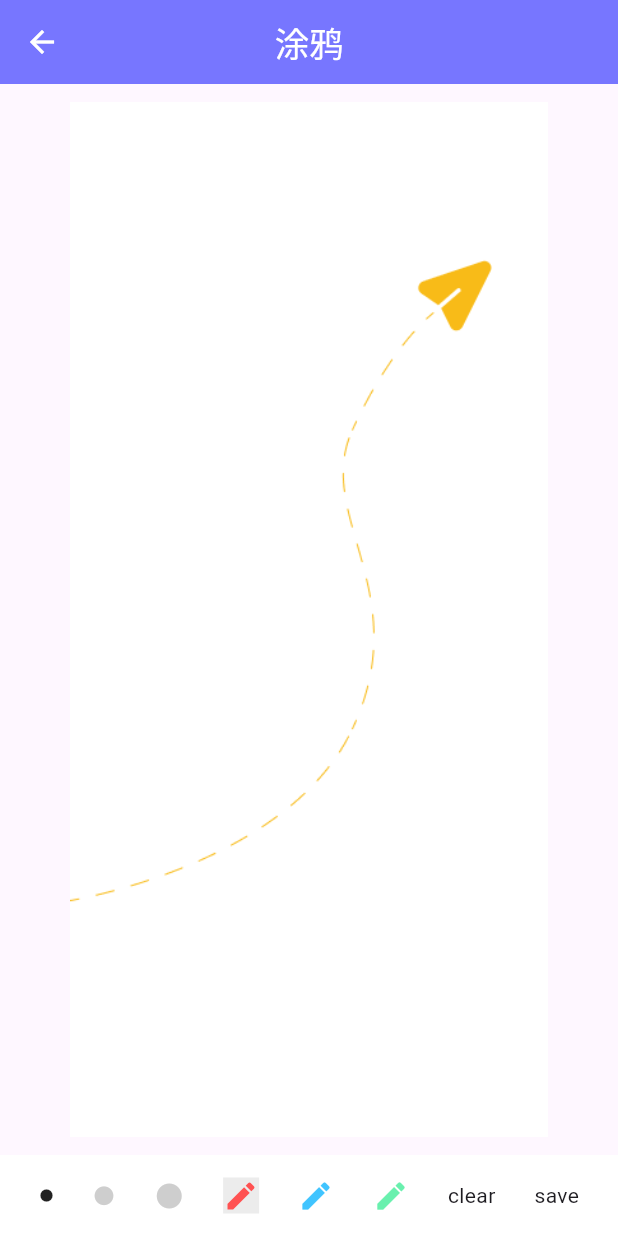
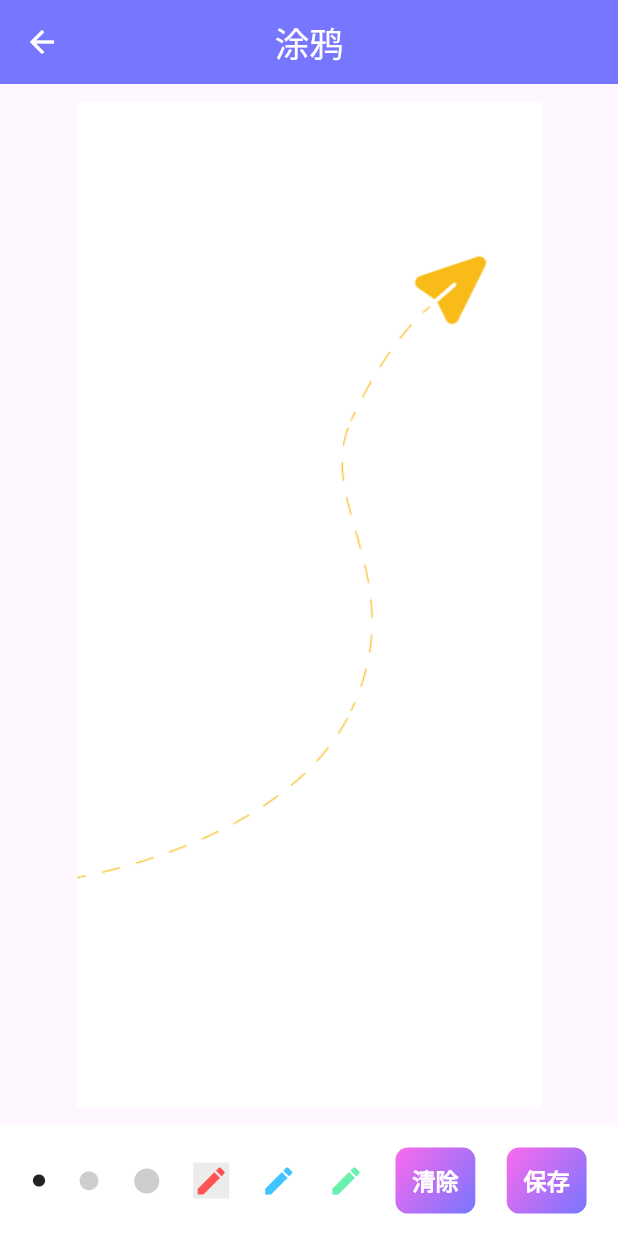
Before and after one commit to Cosyment/TubeSavely, a Flutter app: the ScrawlPage screen opened directly, on a phone screen of 412 x 824 dp. Run offline on Flutter 3.47's test engine with Material 2 defaults, Android fonts, the phone set to English and light mode, and no system bars; our stand-ins replace animated_notch_bottom_bar, cached_network_image, chewie, dio, flutter_screenutil, fluttertoast and 12 more; missing offline and left inert: common_utils, dart:ffi, ffmpeg_kit_flutter, fraction, json2dart_safe, simple_database and 3 more; accounts and stored records are empty.

Commit message:
1.布局样式调整；

```diff
--- a/lib/pages/scrawl/scrawl_page.dart
+++ b/lib/pages/scrawl/scrawl_page.dart
@@ -1,6 +1,9 @@
+import 'package:downloaderx/constants/colors.dart';
 import 'package:flutter/material.dart';
 import 'package:flutter/rendering.dart';
+import 'package:flutter_screenutil/flutter_screenutil.dart';
 import 'dart:io';
+import '../../utils/exit.dart';
 import 'file_utils.dart';
 import 'scrawl_painter.dart';
 
@@ -182,7 +185,7 @@ class _ScrawlState extends State<ScrawlPage> {
             GestureDetector(
               child: Container(
                 color: selectedColor == colors[1]
-                    ? Colors.grey.withOpacity(0.2)
+                    ? primaryColor.withOpacity(0.2)
                     : Colors.transparent,
                 child: Icon(
                   Icons.create,
@@ -198,7 +201,7 @@ class _ScrawlState extends State<ScrawlPage> {
             GestureDetector(
               child: Container(
                 color: selectedColor == colors[2]
-                    ? Colors.grey.withOpacity(0.2)
+                    ? primaryColor.withOpacity(0.2)
                     : Colors.transparent,
                 child: Icon(
                   Icons.create,
@@ -212,7 +215,30 @@ class _ScrawlState extends State<ScrawlPage> {
               },
             ),
             GestureDetector(
-              child: Text('clear'),
+              child: Container(
+                padding: EdgeInsets.symmetric(
+                  vertical: 20.w,
+                  horizontal: 20.w,
+                ),
+                alignment: Alignment.center,
+                decoration: BoxDecoration(
+                    borderRadius: BorderRadius.circular(15.r),
+                    gradient: LinearGradient(
+                      begin: Alignment.topLeft,
+                      end: Alignment.bottomRight,
+                      colors: [
+                        Color(0xFFFC6AEC),
+                        Color(0xFF7776FF),
+                      ],
+                    )),
+                child: Text(
+                  '清除',
+                  style: TextStyle(
+                      color: Colors.white,
+                      fontSize: 28.sp,
+                      fontWeight: FontWeight.bold),
+                ),
+              ),
               onTap: () {
                 setState(() {
                   reset();
@@ -220,16 +246,37 @@ class _ScrawlState extends State<ScrawlPage> {
               },
             ),
             GestureDetector(
-              child: Text('save'),
+              child: Container(
+                padding: EdgeInsets.symmetric(
+                  vertical: 20.w,
+                  horizontal: 20.w,
+                ),
+                alignment: Alignment.center,
+                decoration: BoxDecoration(
+                    borderRadius: BorderRadius.circular(15.r),
+                    gradient: LinearGradient(
+                      begin: Alignment.topLeft,
+                      end: Alignment.bottomRight,
+                      colors: [
+                        Color(0xFFFC6AEC),
+                        Color(0xFF7776FF),
+                      ],
+                    )),
+                child: Text(
+                  '保存',
+                  style: TextStyle(
+                      color: Colors.white,
+                      fontSize: 28.sp,
+                      fontWeight: FontWeight.bold),
+                ),
+              ),
               onTap: () {
                 RenderRepaintBoundary? boundary = _repaintKey.currentContext!
                     .findRenderObject() as RenderRepaintBoundary;
                 saveScreenShot2SDCard(boundary, success: () {
-                  // showToast('save success!');
-                  print("object");
+                  ToastExit.show("保存成功");
                 }, fail: () {
-                  print("object");
-                  // showToast('save fail!');
+                  ToastExit.show("保存失败");
                 });
               },
             ),
```
Also changed, not shown: lib/main.dart (+8 -1 lines), lib/pages/home_page.dart (+56 -4 lines), lib/pages/scrawl/content_page.dart (+22 -7 lines), lib/pages/scrawl/watermark_page.dart (+34 -6 lines).
